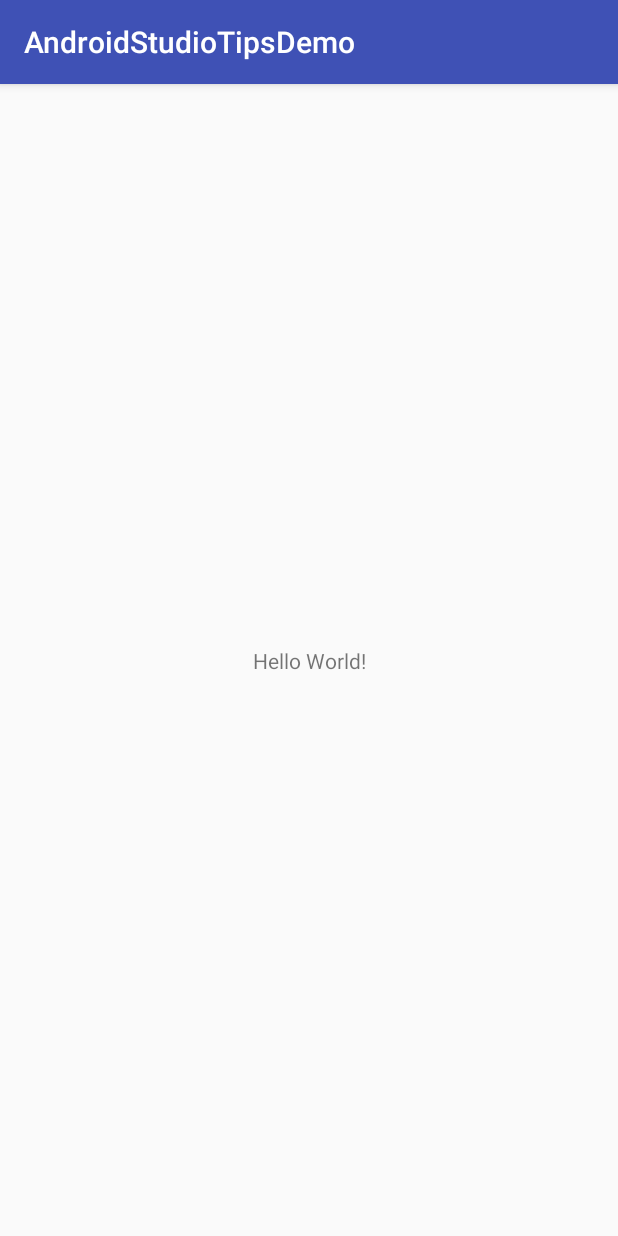
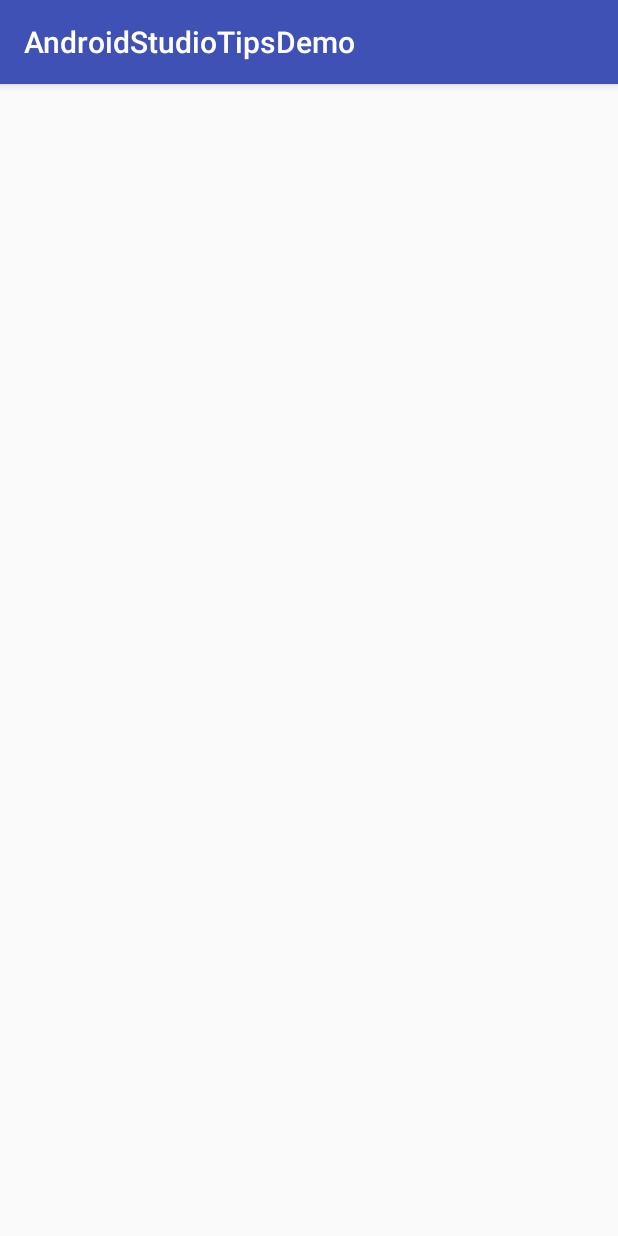
Before and after one commit to oldergod/android-studio-tips, an Android app: the screen it shows after launch (MainActivity), on a phone screen of 412 x 824 dp. Run offline under Robolectric (Android 15) with nearby library versions, the phone set to English and light mode, and no system bars.

Commit message:
demo starting state

```diff
--- a/app/src/main/java/com/cybozu/benoit/androidstudiotipsdemo/MainActivity.java
+++ b/app/src/main/java/com/cybozu/benoit/androidstudiotipsdemo/MainActivity.java
@@ -2,13 +2,29 @@ package com.cybozu.benoit.androidstudiotipsdemo;
 
 import android.support.v7.app.AppCompatActivity;
 import android.os.Bundle;
+import android.util.Log;
+import android.widget.TextView;
 
-// TODO(benoit) prepare code for building demo
+/**
+ * TODO(benoit) prepare code for building demo
+ * 1.- Flavor with 21 as minSdkTarget
+ *      Project Structure -> App -> Flavor
+ * 2.- Update Gradle
+ * 3.- Fix gradle error with heap upgrade
+ * 4.- Enable instant run
+ * 5.- Change VersionCode in the gradle.properties
+ *      to show we should understand how changes affect the build
+ */
 public class MainActivity extends AppCompatActivity {
+
+    private static final String TAG = "MainActivity";
 
     @Override
     protected void onCreate(Bundle savedInstanceState) {
         super.onCreate(savedInstanceState);
         setContentView(R.layout.activity_main);
+
+        TextView textView = (TextView) findViewById(R.id.textView);
+        textView.setText("");
     }
 }
--- a/app/src/main/res/layout/activity_main.xml
+++ b/app/src/main/res/layout/activity_main.xml
@@ -8,6 +8,7 @@
     tools:context="com.cybozu.benoit.androidstudiotipsdemo.MainActivity">
 
     <TextView
+        android:id="@+id/textView"
         android:layout_width="wrap_content"
         android:layout_height="wrap_content"
         android:text="Hello World!"
--- a/build.gradle
+++ b/build.gradle
@@ -5,7 +5,8 @@ buildscript {
         jcenter()
     }
     dependencies {
-        classpath 'com.android.tools.build:gradle:2.2.0-alpha3'
+//        classpath 'com.android.tools.build:gradle:2.2.0-alpha3'
+        classpath 'com.android.tools.build:gradle:1.5.0'
 
         // NOTE: Do not place your application dependencies here; they belong
         // in the individual module build.gradle files
--- a/gradle.properties
+++ b/gradle.properties
@@ -9,7 +9,7 @@
 
 # Specifies the JVM arguments used for the daemon process.
 # The setting is particularly useful for tweaking memory settings.
-org.gradle.jvmargs=-Xmx1536m
+#org.gradle.jvmargs=-Xmx4048m -XX:MaxPermSize=512m
 
 # When configured, Gradle will run in incubating parallel mode.
 # This option should only be used with decoupled projects. More details, visit
```
